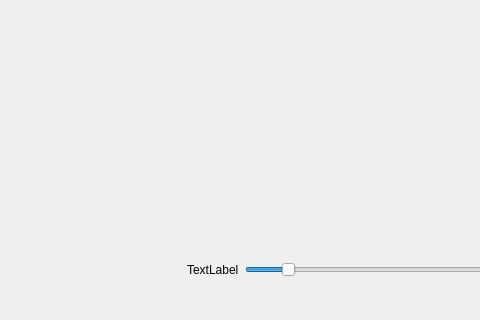
Above: mainwindow.ui from viktor-zin/afce before the change; both pictures show x 275 to 755 and y 280 to 600 of the 1061 by 600 pixel window. Below: the same form after it.
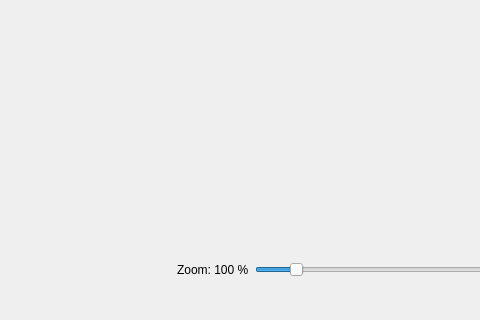
That is the form after the change. Icons and pictures are not drawn.

Patch:
```diff
--- a/mainwindow.ui
+++ b/mainwindow.ui
@@ -49,7 +49,7 @@
        <item>
         <widget class="QLabel" name="zoomLabel">
          <property name="text">
-          <string>TextLabel</string>
+          <string>Zoom: 100 %</string>
          </property>
         </widget>
        </item>
```
